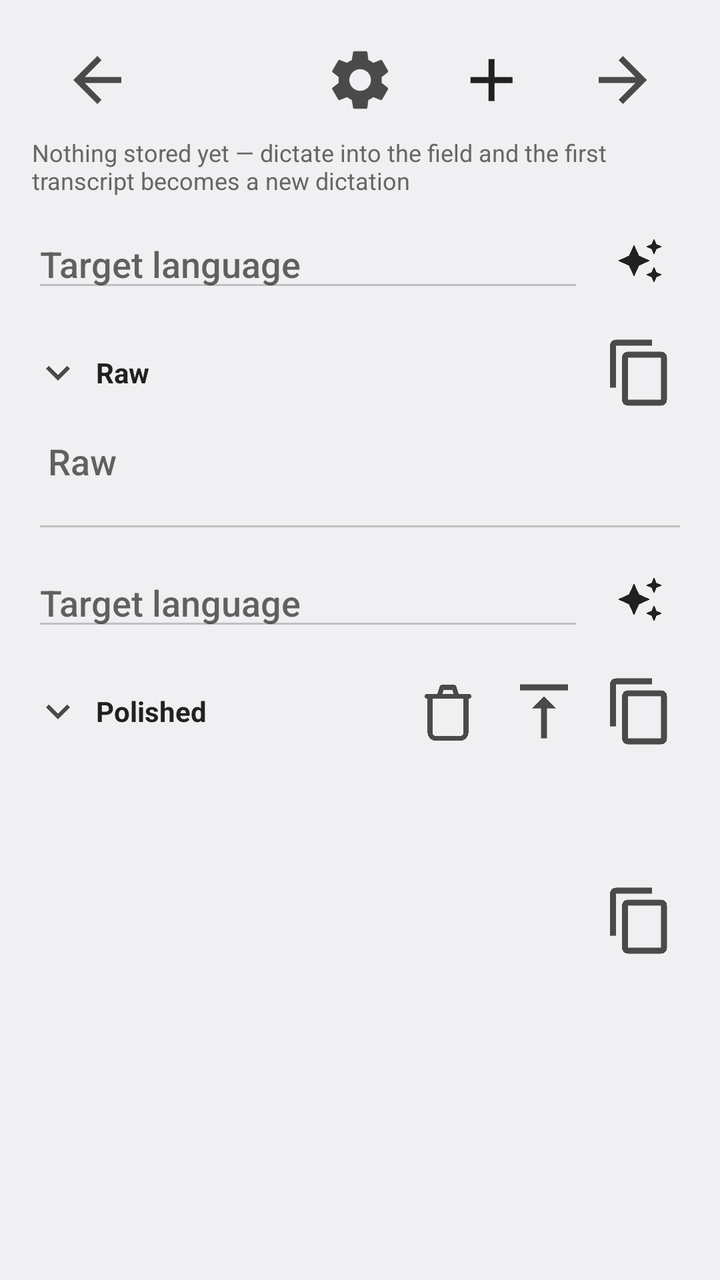
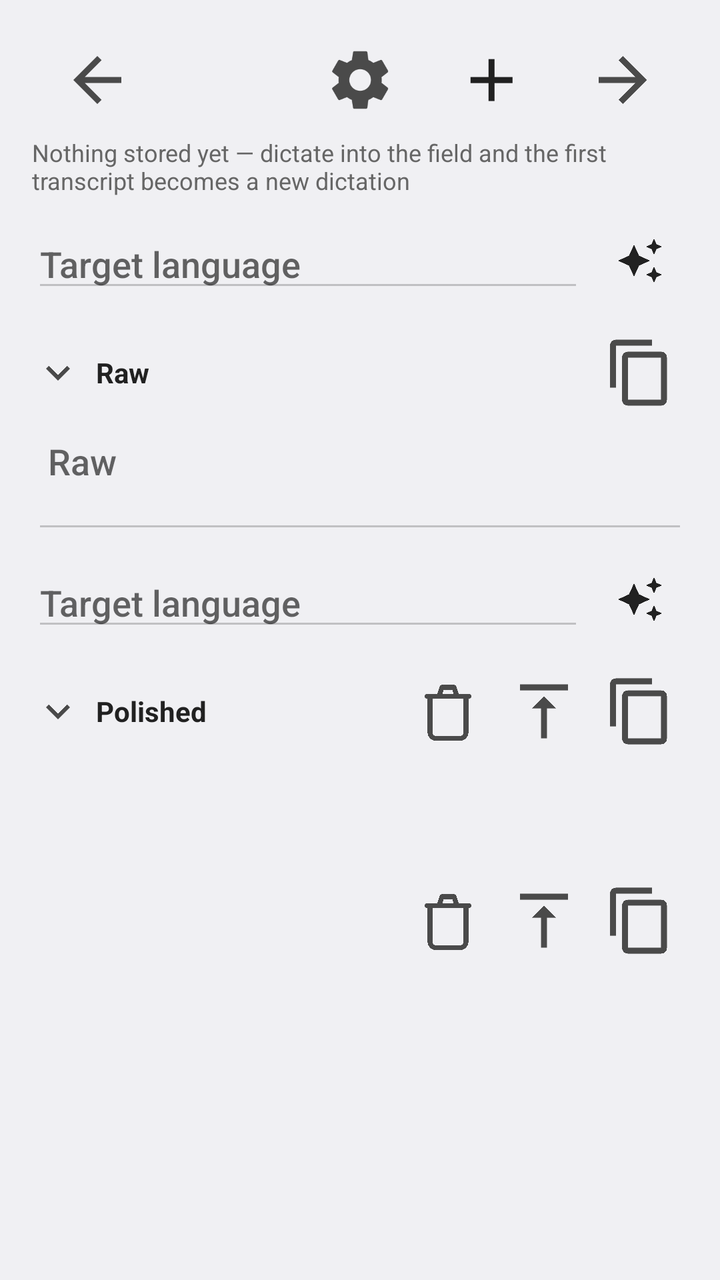

Before-and-after screenshots of an Android layout around one commit, followed by the original layout XML and the change that was made.
<!-- AndroidManifest.xml: activity theme Theme.PolishedRecognition.Plain -->
<!-- res/layout/activity_workbench.xml -->
<?xml version="1.0" encoding="utf-8"?>
<ScrollView xmlns:android="http://schemas.android.com/apk/res/android"
    android:id="@+id/workbench_root"
    android:layout_width="match_parent"
    android:layout_height="match_parent"
    android:fillViewport="true">

    <LinearLayout
        android:layout_width="match_parent"
        android:layout_height="wrap_content"
        android:orientation="vertical"
        android:padding="16dp">

        
        <LinearLayout
            android:layout_width="match_parent"
            android:layout_height="wrap_content"
            android:orientation="horizontal">

            <ImageButton
                android:id="@+id/workbench_prev"
                style="@style/WorkbenchIconButton"
                android:layout_width="0dp"
                android:layout_weight="1"
                android:contentDescription="@string/workbench_older"
                android:src="@drawable/ic_arrow_left"
                android:tooltipText="@string/workbench_older"
                android:tint="?android:attr/textColorSecondary" />

            <TextView
                android:id="@+id/workbench_position"
                android:layout_width="0dp"
                android:layout_height="48dp"
                android:layout_weight="1"
                android:gravity="center"
                android:textColor="?android:attr/textColorPrimary"
                android:textSize="16sp" />

            <ImageButton
                android:id="@+id/workbench_settings"
                style="@style/WorkbenchIconButton"
                android:layout_width="0dp"
                android:layout_weight="1"
                android:contentDescription="@string/workbench_settings"
                android:src="@drawable/ic_settings"
                android:tooltipText="@string/workbench_settings"
                android:tint="?android:attr/textColorSecondary" />

            <ImageButton
                android:id="@+id/workbench_new"
                style="@style/WorkbenchIconButton"
                android:layout_width="0dp"
                android:layout_weight="1"
                android:contentDescription="@string/workbench_new"
                android:src="@drawable/ic_add"
                android:tooltipText="@string/workbench_new"
                android:tint="?android:attr/textColorPrimary" />

            <ImageButton
                android:id="@+id/workbench_next"
                style="@style/WorkbenchIconButton"
                android:layout_width="0dp"
                android:layout_weight="1"
                android:contentDescription="@string/workbench_newer"
                android:src="@drawable/ic_arrow_right"
                android:tooltipText="@string/workbench_newer"
                android:tint="?android:attr/textColorSecondary" />
        </LinearLayout>

        
        <TextView
            android:id="@+id/workbench_recovery"
            android:layout_width="match_parent"
            android:layout_height="wrap_content"
            android:layout_marginTop="4dp"
            android:background="@drawable/workbench_recovery_banner"
            android:gravity="center_vertical"
            android:minHeight="?android:attr/listPreferredItemHeightSmall"
            android:paddingStart="?android:attr/listPreferredItemPaddingStart"
            android:paddingEnd="?android:attr/listPreferredItemPaddingEnd"
            android:textColor="?android:attr/colorAccent"
            android:textSize="16sp"
            android:textStyle="bold"
            android:visibility="gone" />

        
        <TextView
            android:id="@+id/workbench_stamp"
            android:layout_width="match_parent"
            android:layout_height="wrap_content"
            android:layout_marginTop="4dp"
            android:gravity="start"
            android:textColor="?android:attr/textColorSecondary"
            android:textSize="14sp"
            android:visibility="gone" />

        
        <LinearLayout
            android:id="@+id/workbench_leftover_actions"
            style="?android:attr/buttonBarStyle"
            android:layout_width="match_parent"
            android:layout_height="wrap_content"
            android:layout_marginTop="8dp"
            android:orientation="horizontal"
            android:visibility="gone">

            <Button
                android:id="@+id/workbench_retry_stt"
                style="?android:attr/buttonBarButtonStyle"
                android:layout_width="0dp"
                android:layout_height="wrap_content"
                android:layout_weight="1"
                android:text="@string/workbench_retry_stt" />

            <Button
                android:id="@+id/workbench_restore_text"
                style="?android:attr/buttonBarButtonStyle"
                android:layout_width="0dp"
                android:layout_height="wrap_content"
                android:layout_weight="1"
                android:text="@string/workbench_restore_text"
                android:visibility="gone" />

            <Button
                android:id="@+id/workbench_share_audio"
                style="?android:attr/buttonBarButtonStyle"
                android:layout_width="0dp"
                android:layout_height="wrap_content"
                android:layout_weight="1"
                android:layout_marginStart="8dp"
                android:text="@string/workbench_share_audio" />

            <Button
                android:id="@+id/workbench_dismiss_leftover"
                style="?android:attr/buttonBarButtonStyle"
                android:layout_width="0dp"
                android:layout_height="wrap_content"
                android:layout_weight="1"
                android:layout_marginStart="8dp"
                android:text="@string/workbench_dismiss_leftover" />
        </LinearLayout>

        <TextView
            android:id="@+id/workbench_empty_hint"            android:layout_width="match_parent"
            android:layout_height="wrap_content"
            android:layout_marginTop="4dp"
            android:text="@string/workbench_empty"
            android:textColor="?android:attr/textColorTertiary"
            android:textSize="12sp" />

        
        <LinearLayout
            android:layout_width="match_parent"
            android:layout_height="wrap_content"
            android:layout_marginTop="8dp"
            android:gravity="center_vertical"
            android:orientation="horizontal">

            <AutoCompleteTextView
                android:id="@+id/workbench_language_a"
                android:layout_width="0dp"
                android:layout_height="wrap_content"
                android:layout_weight="1"
                android:clickable="true"
                android:completionThreshold="1"
                android:cursorVisible="false"
                android:focusable="false"
                android:hint="@string/workbench_language"
                android:inputType="text" />

            
            <ImageButton
                android:id="@+id/workbench_polish_a"
                style="@style/WorkbenchIconButton"
                android:layout_marginStart="4dp"
                android:contentDescription="@string/workbench_polish"
                android:src="@drawable/ic_polish"
                android:tooltipText="@string/workbench_polish"
                android:tint="?android:attr/textColorPrimary" />
        </LinearLayout>

        
        <LinearLayout
            android:id="@+id/workbench_raw_toggle"
            android:layout_width="match_parent"
            android:layout_height="wrap_content"
            android:layout_marginTop="8dp"
            android:clickable="true"
            android:contentDescription="@string/workbench_raw_toggle_desc"
            android:focusable="true"
            android:gravity="center_vertical"
            android:orientation="horizontal">

            <ImageView
                android:id="@+id/workbench_raw_chevron"
                android:layout_width="32dp"
                android:layout_height="32dp"
                android:importantForAccessibility="no"
                android:paddingStart="0dp"
                android:paddingEnd="6dp"
                android:scaleType="centerInside"
                android:src="@drawable/ic_chevron_down"
                android:tint="?android:attr/textColorSecondary" />

            <TextView
                android:layout_width="0dp"
                android:layout_height="wrap_content"
                android:layout_weight="1"
                android:text="@string/workbench_raw"
                android:textColor="?android:attr/textColorPrimary"
                android:textSize="14sp"
                android:textStyle="bold" />

            <ImageButton
                android:id="@+id/workbench_copy_raw"
                style="@style/WorkbenchIconButton"
                android:contentDescription="@string/workbench_copy_raw_desc"
                android:src="@drawable/ic_copy"
                android:tooltipText="@string/workbench_copy_raw_desc"
                android:tint="?android:attr/textColorSecondary" />
        </LinearLayout>

        <TextView
            android:id="@+id/workbench_raw_preview"
            android:layout_width="match_parent"
            android:layout_height="wrap_content"
            android:ellipsize="end"
            android:maxLines="1"
            android:textColor="?android:attr/textColorSecondary"
            android:textSize="14sp"
            android:visibility="gone" />

        <EditText
            android:id="@+id/workbench_raw"
            android:layout_width="match_parent"
            android:layout_height="wrap_content"
            android:gravity="top|start"
            android:hint="@string/workbench_raw"
            android:importantForAutofill="no"
            android:inputType="textMultiLine|textCapSentences"
            android:minLines="2"
            android:padding="8dp" />

        
        <LinearLayout
            android:layout_width="match_parent"
            android:layout_height="wrap_content"
            android:layout_marginTop="4dp"
            android:gravity="center_vertical"
            android:orientation="horizontal">

            <AutoCompleteTextView
                android:id="@+id/workbench_language_b"
                android:layout_width="0dp"
                android:layout_height="wrap_content"
                android:layout_weight="1"
                android:clickable="true"
                android:completionThreshold="1"
                android:cursorVisible="false"
                android:focusable="false"
                android:hint="@string/workbench_language"
                android:inputType="text" />

            <ImageButton
                android:id="@+id/workbench_polish_b"
                style="@style/WorkbenchIconButton"
                android:layout_marginStart="4dp"
                android:contentDescription="@string/workbench_polish"
                android:src="@drawable/ic_polish"
                android:tooltipText="@string/workbench_polish"
                android:tint="?android:attr/textColorPrimary" />
        </LinearLayout>

        
        <LinearLayout
            android:id="@+id/workbench_polished_toggle"
            android:layout_width="match_parent"
            android:layout_height="wrap_content"
            android:layout_marginTop="8dp"
            android:clickable="true"
            android:contentDescription="@string/workbench_polished_toggle_desc"
            android:focusable="true"
            android:gravity="center_vertical"
            android:orientation="horizontal">

            <ImageView
                android:id="@+id/workbench_polished_chevron"
                android:layout_width="32dp"
                android:layout_height="32dp"
                android:importantForAccessibility="no"
                android:paddingStart="0dp"
                android:paddingEnd="6dp"
                android:scaleType="centerInside"
                android:src="@drawable/ic_chevron_down"
                android:tint="?android:attr/textColorSecondary" />

            <TextView
                android:layout_width="0dp"
                android:layout_height="wrap_content"
                android:layout_weight="1"
                android:text="@string/workbench_polished"
                android:textColor="?android:attr/textColorPrimary"
                android:textSize="14sp"
                android:textStyle="bold" />

            
            <ImageButton
                android:id="@+id/workbench_clear_polished_b"
                style="@style/WorkbenchIconButton"
                android:contentDescription="@string/workbench_clear_polished"
                android:src="@drawable/ic_delete_outline"
                android:tooltipText="@string/workbench_clear_polished"
                android:tint="?android:attr/textColorSecondary" />

            <ImageButton
                android:id="@+id/workbench_promote_b"
                style="@style/WorkbenchIconButton"
                android:contentDescription="@string/workbench_promote"
                android:src="@drawable/ic_promote"
                android:tooltipText="@string/workbench_promote"
                android:tint="?android:attr/textColorSecondary" />

            <ImageButton
                android:id="@+id/workbench_copy_polished"
                style="@style/WorkbenchIconButton"
                android:contentDescription="@string/workbench_copy_polished_desc"
                android:src="@drawable/ic_copy"
                android:tooltipText="@string/workbench_copy_polished_desc"
                android:tint="?android:attr/textColorSecondary" />
        </LinearLayout>

        <TextView
            android:id="@+id/workbench_polished_preview"
            android:layout_width="match_parent"
            android:layout_height="wrap_content"
            android:ellipsize="end"
            android:maxLines="1"
            android:textColor="?android:attr/textColorSecondary"
            android:textSize="14sp"
            android:visibility="gone" />

        <TextView
            android:id="@+id/workbench_polished"
            android:layout_width="match_parent"
            android:layout_height="wrap_content"
            android:focusable="false"
            android:longClickable="false"
            android:minLines="2"
            android:padding="8dp"
            android:textColor="?android:attr/textColorPrimary"
            android:textSize="16sp" />

        
        <LinearLayout
            android:id="@+id/workbench_actions_c"
            android:layout_width="match_parent"
            android:layout_height="wrap_content"
            android:gravity="center_vertical|end"
            android:orientation="horizontal">

            <ImageButton
                android:id="@+id/workbench_copy_polished_bottom"
                style="@style/WorkbenchIconButton"
                android:contentDescription="@string/workbench_copy_polished_desc"
                android:src="@drawable/ic_copy"
                android:tooltipText="@string/workbench_copy_polished_desc"
                android:tint="?android:attr/textColorSecondary" />
        </LinearLayout>
    </LinearLayout>
</ScrollView>
<!-- resources referenced by this layout -->
<resources>
  <!-- drawable ic_add (drawable) -->
  <?xml version="1.0" encoding="utf-8"?>
  <vector xmlns:android="http://schemas.android.com/apk/res/android"
      android:width="24dp"
      android:height="24dp"
      android:viewportWidth="24"
      android:viewportHeight="24">
      <path
          android:fillColor="#FF000000"
          android:pathData="M19,13h-6v6h-2v-6H5v-2h6V5h2v6h6v2z" />
  </vector>
  <!-- drawable ic_arrow_left (drawable) -->
  <?xml version="1.0" encoding="utf-8"?>
  <vector xmlns:android="http://schemas.android.com/apk/res/android"
      android:width="24dp"
      android:height="24dp"
      android:viewportWidth="24"
      android:viewportHeight="24">
      <path
          android:fillColor="#FF000000"
          android:pathData="M20,11H7.83l5.59,-5.59L12,4l-8,8 8,8 1.41,-1.41L7.83,13H20v-2z" />
  </vector>
  <!-- drawable ic_arrow_right (drawable) -->
  <?xml version="1.0" encoding="utf-8"?>
  <vector xmlns:android="http://schemas.android.com/apk/res/android"
      android:width="24dp"
      android:height="24dp"
      android:viewportWidth="24"
      android:viewportHeight="24">
      <path
          android:fillColor="#FF000000"
          android:pathData="M12,4l-1.41,1.41L16.17,11H4v2h12.17l-5.58,5.59L12,20l8,-8z" />
  </vector>
  <!-- drawable ic_chevron_down (drawable) -->
  <?xml version="1.0" encoding="utf-8"?>
  <vector xmlns:android="http://schemas.android.com/apk/res/android"
      android:width="24dp"
      android:height="24dp"
      android:viewportWidth="24"
      android:viewportHeight="24">
      <path
          android:fillColor="#FF000000"
          android:pathData="M7.41,8.59L12,13.17l4.59,-4.58L18,10l-6,6 -6,-6z" />
  </vector>
  <!-- drawable ic_promote (drawable) -->
  <?xml version="1.0" encoding="utf-8"?>
  <vector xmlns:android="http://schemas.android.com/apk/res/android"
      android:width="24dp"
      android:height="24dp"
      android:viewportWidth="24"
      android:viewportHeight="24">
      <path
          android:fillColor="#FF000000"
          android:pathData="M8,11h3v10h2V11h3l-4,-4L8,11zM4,3v2h16V3H4z" />
  </vector>
  <string name="workbench_clear_polished">Empty the Polished field</string>
  <string name="workbench_copy_polished_desc">Copy the polished text to the clipboard</string>
  <string name="workbench_copy_raw_desc">Copy the raw text to the clipboard</string>
  <string name="workbench_dismiss_leftover">Dismiss</string>
  <string name="workbench_empty">Nothing stored yet — dictate into the field and the first transcript becomes a new dictation</string>
  <string name="workbench_language">Target language</string>
  <string name="workbench_new">New dictation</string>
  <string name="workbench_newer">Newer dictation</string>
  <string name="workbench_older">Older dictation</string>
  <string name="workbench_polish">Polish</string>
  <string name="workbench_polished">Polished</string>
  <string name="workbench_polished_toggle_desc">Collapse or expand the polished text</string>
  <string name="workbench_promote">Make Polished the new RAW</string>
  <string name="workbench_raw">Raw</string>
  <string name="workbench_raw_toggle_desc">Collapse or expand the raw text</string>
  <string name="workbench_restore_text">Restore text</string>
  <string name="workbench_retry_stt">Retry STT</string>
  <string name="workbench_settings">Settings</string>
  <string name="workbench_share_audio">Share audio</string>
  <style name="WorkbenchIconButton">
          <item name="android:background">?android:attr/selectableItemBackgroundBorderless</item>
          <item name="android:layout_width">48dp</item>
          <item name="android:layout_height">48dp</item>
          <item name="android:scaleX">1.5</item>
          <item name="android:scaleY">1.5</item>
          <item name="android:scaleType">centerInside</item>
      </style>
  <color name="recording_icon_tint">#000000</color>
  <color name="control_quiet">#33000000</color>
  <!-- unchanged entries left out for length: 6 -->
</resources>

<!-- the commit's change to res/layout/activity_workbench.xml (unified diff, before → after) -->
@@ -359,6 +359,22 @@
             android:orientation="horizontal">
 
             <ImageButton
+                android:id="@+id/workbench_clear_polished_c"
+                style="@style/WorkbenchIconButton"
+                android:contentDescription="@string/workbench_clear_polished"
+                android:src="@drawable/ic_delete_outline"
+                android:tooltipText="@string/workbench_clear_polished"
+                android:tint="?android:attr/textColorSecondary" />
+
+            <ImageButton
+                android:id="@+id/workbench_promote_c"
+                style="@style/WorkbenchIconButton"
+                android:contentDescription="@string/workbench_promote"
+                android:src="@drawable/ic_promote"
+                android:tooltipText="@string/workbench_promote"
+                android:tint="?android:attr/textColorSecondary" />
+
+            <ImageButton
                 android:id="@+id/workbench_copy_polished_bottom"
                 style="@style/WorkbenchIconButton"
                 android:contentDescription="@string/workbench_copy_polished_desc"
